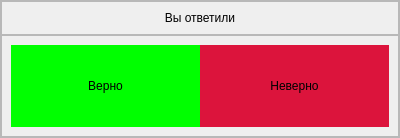
Before: the Qt Designer form ui/right_or_not.ui in DenisPald/spaced-repetition, drawn with Qt 5.
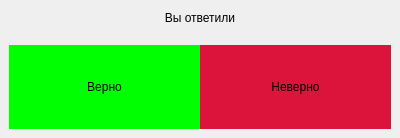
After: the same form once the commit is applied.

Patch:
```diff
--- a/ui/right_or_not.ui
+++ b/ui/right_or_not.ui
@@ -44,7 +44,7 @@
    <item>
     <widget class="QFrame" name="frame">
      <property name="frameShape">
-      <enum>QFrame::StyledPanel</enum>
+      <enum>QFrame::NoFrame</enum>
      </property>
      <property name="frameShadow">
       <enum>QFrame::Raised</enum>
@@ -68,12 +68,27 @@
       <item>
        <widget class="QFrame" name="frame_4">
         <property name="frameShape">
-         <enum>QFrame::StyledPanel</enum>
+         <enum>QFrame::NoFrame</enum>
         </property>
         <property name="frameShadow">
          <enum>QFrame::Raised</enum>
         </property>
         <layout class="QVBoxLayout" name="verticalLayout_2">
+         <property name="spacing">
+          <number>11</number>
+         </property>
+         <property name="leftMargin">
+          <number>11</number>
+         </property>
+         <property name="topMargin">
+          <number>11</number>
+         </property>
+         <property name="rightMargin">
+          <number>11</number>
+         </property>
+         <property name="bottomMargin">
+          <number>11</number>
+         </property>
          <item>
           <widget class="QLabel" name="label">
            <property name="font">
@@ -96,7 +111,7 @@
       <item>
        <widget class="QFrame" name="frame_2">
         <property name="frameShape">
-         <enum>QFrame::StyledPanel</enum>
+         <enum>QFrame::NoFrame</enum>
         </property>
         <property name="frameShadow">
          <enum>QFrame::Raised</enum>
```
